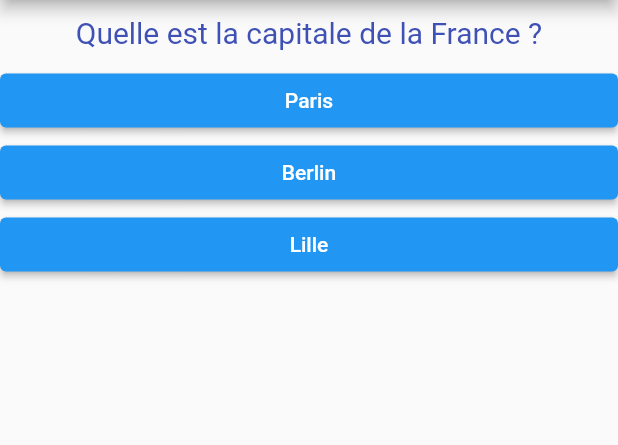
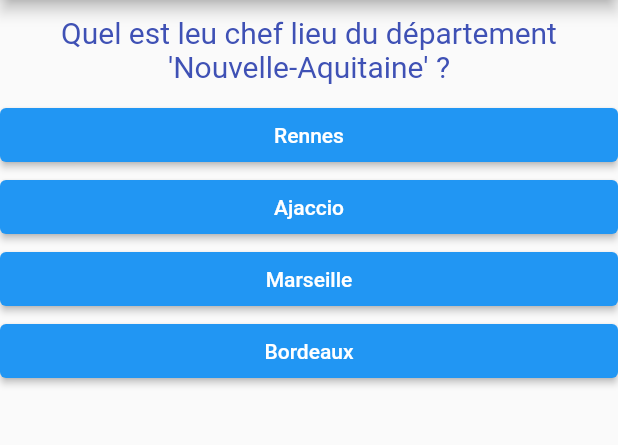
Before and after one commit to QuentinLHB/GeoQuizz, a Flutter app: the screen it shows after launch, on a phone screen of 412 x 824 dp, the part 84-529 px from its top. Run offline on Flutter 3.47's test engine with Material 2 defaults, Android fonts, the phone set to English and light mode, and no system bars.

Commit message:
Changement de la Map en une classe Question Ajout d'une factory qui gère la génération des questions

```diff
--- /dev/null
+++ b/lib/Controller/controller.dart
@@ -0,0 +1,43 @@
+import 'package:flutter_project/Model/question.dart';
+import 'package:flutter_project/Model/question_factory.dart';
+
+class Controller{
+
+  // Singleton Controller generation
+
+  static final Controller _controller = Controller._privateConstructor();
+
+  Controller._privateConstructor();
+
+  factory Controller() {
+    return _controller;
+  }
+
+  // Fields
+  List<Question> _quiz = [];
+  int _currentIndex = 0;
+  int get currentIndex => _currentIndex;
+
+  // Methods
+
+  /// Returns a list of question. The quiz is only generated if it hasn't been initialized yet.
+  List<Question> getQuiz(){
+    if(_quiz.isEmpty){
+      _quiz = QuestionFactory.generateQuestions(10);
+    }
+    return _quiz;
+  }
+
+  void incrementIndex(){
+    _currentIndex++;
+  }
+
+  Question getCurrentQuestion(){
+    return _quiz[_currentIndex];
+  }
+
+  bool submit(String answer){
+    return getCurrentQuestion().submit(answer);
+  }
+
+}
--- /dev/null
+++ b/lib/Model/question.dart
@@ -0,0 +1,16 @@
+class Question{
+
+
+  String type;
+  List<String> allAnswers;
+  String rightAnswer;
+  String question;
+
+  Question(this.type, this.question, this.allAnswers, this.rightAnswer);
+
+  bool submit(String answer){
+    return answer == rightAnswer;
+  }
+
+
+}
--- /dev/null
+++ b/lib/Model/question_factory.dart
@@ -0,0 +1,84 @@
+import 'question.dart';
+  import 'dart:math';
+
+
+
+abstract class QuestionFactory{
+
+  static const regions = {
+    "Hauts-de-France" : "Lille",
+    "Ile-de-France" : "Paris",
+    "Auvergne-Rhône-Alpes" : "Lyon",
+    "Bourgogne-Franche-Comté" : "Dijon",
+    "Bretagne" : "Rennes",
+    "Centre-Val de Loire" : "Orléans",
+    "Corse" : "Ajaccio",
+    "Grand-Est" : "Strasbourg",
+    "Normandie" : "Rouen",
+    "Nouvelle-Aquitaine" : "Bordeaux",
+    "Occitanie" : "Toulouse",
+    "Pays de la Loire" : "Nantes",
+    "Provence-Alpes-Côte d'Azur" : "Marseille",
+  };
+
+  static List<String> _getAllRegions(){
+    List<String> list = [];
+    regions.forEach((k,v) => list.add(k));
+    return list;
+  }
+
+  static List<String> _getAllChefsLieux(){
+    List<String> list = [];
+    regions.forEach((k,v) => list.add(v));
+    return list;
+  }
+
+  /// Generates a Question and its answers (1 right 3 wrong ones)
+  static List<Question> generateQuestions(int amount){
+    // Validates the amount
+    if(amount > regions.length) amount = regions.length;
+
+    // Extracts Regions and chefs lieux in order to have indexes for each in a list.
+    var allRegions = _getAllRegions();
+    var allChefsLieu = _getAllChefsLieux();
+
+    // List of questions
+    List<Question> questions = [];
+
+    // Creates list of indexes, in order to remove each used index from the list and avoids redundant entries.
+    List<int> regionIndexes = [];
+    for(int i = 0 ; i < allRegions.length ; i++){
+      regionIndexes.add(i);
+    }
+
+    for(int q = 0; q < amount ; q++) {
+
+      // Picks a random region from the list and removes its index so it isn't chosen again later
+      Random random = Random();
+      int randomIndex = regionIndexes[random.nextInt(
+          regionIndexes.length)];
+      String randomRegion = allRegions[randomIndex];
+      regionIndexes.remove(randomIndex);
+
+      var rightAnswer = regions[randomRegion] as String;
+      List<String> answers = [rightAnswer];
+      while (answers.length < 4) {
+        var wrongAns = allChefsLieu[random.nextInt(allChefsLieu.length)];
+        if (!answers.contains(wrongAns)) {
+          answers.add(wrongAns);
+        }
+      }
+      String questionString = _generateQuestionString('chef_lieu', randomRegion);
+      answers.shuffle();
+      questions.add(Question('chef_lieu', questionString, answers, rightAnswer));
+    }
+    return questions;
+  }
+
+  static String _generateQuestionString(String type, String lieuQuestion){
+    if(type == "chef_lieu"){
+      return "Quel est leu chef lieu du département '" + lieuQuestion + "' ?";
+    }
+    return "error";
+  }
+}
--- /dev/null
+++ b/lib/View/main.dart
@@ -0,0 +1,72 @@
+import 'package:flutter/material.dart';
+import 'package:flutter_project/Model/question.dart';
+import 'package:flutter_project/Model/question_factory.dart';
+import 'package:flutter_project/View/answer_widget.dart';
+import 'package:flutter_project/View/quiz_keys_enum.dart';
+import 'package:flutter_project/View/result.dart';
+import 'question_widget.dart';
+import 'quiz_widget.dart';
+import 'package:flutter_project/Controller/controller.dart';
+
+void main() {
+
+  var qs = QuestionFactory.generateQuestions(10);
+
+  qs.forEach((question) {
+    print(question.question);
+    print(question.allAnswers);
+    print(question.rightAnswer);
+  });
+
+  runApp(MyApp());
+}
+
+
+
+  class MyApp extends StatefulWidget {
+    @override
+    State<StatefulWidget> createState() {
+      return MyAppState();
+    }
+  }
+
+  class MyAppState extends State<MyApp> {
+    // This widget is the root of your application.
+
+
+    var controller = Controller();
+
+    List<Question> _questions = [];
+
+    int _score = 0;
+
+    @override
+    Widget build(BuildContext context) {
+
+
+
+      return MaterialApp(
+          title: 'Flutter Demo',
+          theme: ThemeData(
+            // This is the theme of your application.
+            primarySwatch: Colors.blue,
+          ),
+          home: Scaffold(
+            appBar: AppBar(title: const Text("Quizz")),
+            body: controller.currentIndex < _questions.length
+                ? QuizzWidget(validateAnswer, controller.currentIndex)
+                : ResultWidget(_score, _questions.length)
+          ));
+    }
+
+    void validateAnswer(bool right) {
+      setState(() {
+        if(right) _score++;
+        controller.incrementIndex();
+      });
+    }
+
+    MyAppState(){
+      _questions = controller.getQuiz();
+    }
+}
--- a/lib/question_widget.dart
+++ b/lib/View/question_widget.dart
@@ -1,9 +1,12 @@
 import 'package:flutter/material.dart';
+import 'package:flutter_project/Controller/controller.dart';
 
 class QuestionWidget extends StatelessWidget {
   String text;
 
-  QuestionWidget(this.text);
+  QuestionWidget(this.text){
+
+  }
 
   @override
   Widget build(BuildContext context) {
--- /dev/null
+++ b/lib/View/quiz_widget.dart
@@ -0,0 +1,29 @@
+import 'package:flutter/material.dart';
+import 'package:flutter_project/Controller/controller.dart';
+import 'package:flutter_project/Model/question.dart';
+import 'package:flutter_project/View/quiz_keys_enum.dart';
+import 'answer_widget.dart';
+import 'question_widget.dart';
+
+class QuizzWidget extends StatelessWidget {
+
+  Controller controller = Controller();
+  final void Function(bool) answerCallBack;
+  final int currentIndex;
+
+  QuizzWidget(this.answerCallBack, this.currentIndex, {Key? key}) : super(key: key);
+
+  @override
+  Widget build(BuildContext context) {
+    return Column(children: [
+    QuestionWidget(controller.getCurrentQuestion().question),
+...(controller.getCurrentQuestion().allAnswers)
+    .map((e) => AnswerWidget(answerCallBack, e, isAnswerRight(e)))
+    .toList()
+]);
+  }
+
+  bool isAnswerRight(String answer) {
+    return controller.submit(answer);
+  }
+}
--- a/lib/main.dart
+++ /dev/null
@@ -1,64 +0,0 @@
-import 'package:flutter/material.dart';
-import 'package:flutter_project/answer_widget.dart';
-import 'package:flutter_project/result.dart';
-import './question_widget.dart';
-import './quiz_keys_enum.dart';
-import './quiz.dart';
-
-void main() {
-  runApp(MyApp());
-}
-
-
-
-class MyApp extends StatefulWidget {
-  @override
-  State<StatefulWidget> createState() {
-    return MyAppState();
-  }
-}
-
-class MyAppState extends State<MyApp> {
-  // This widget is the root of your application.
-
-  final _questions = const [
-    {
-      QuizKeys.question: "Quelle est la capitale de la France ?",
-      QuizKeys.allAnswers: ["Paris", "Berlin", "Lille"],
-      QuizKeys.rightAnswer: "Paris",
-    },
-    {
-      QuizKeys.question: "Quel est le chef-lieu des Hauts-de-France ?",
-      QuizKeys.allAnswers: ["Lyon", "Monaco", "Lille"],
-      QuizKeys.rightAnswer: "Lille",
-    }
-  ];
-
-  int _currentIndex = 0;
-  int _score = 0;
-
-  @override
-  Widget build(BuildContext context) {
-    return MaterialApp(
-        title: 'Flutter Demo',
-        theme: ThemeData(
-          // This is the theme of your application.
-          primarySwatch: Colors.blue,
-        ),
-        home: Scaffold(
-          appBar: AppBar(title: const Text("Quizz")),
-          body: _currentIndex < _questions.length
-              ? QuizzWidget(_questions, validateAnswer, _currentIndex)
-              : ResultWidget(_score, _questions.length)
-        ));
-  }
-
-  void validateAnswer(bool right) {
-    setState(() {
-      if(right) _score++;
-      _currentIndex++;
-    });
-
-    print("done !");
-  }
-}
--- a/lib/quiz.dart
+++ /dev/null
@@ -1,29 +0,0 @@
-import 'package:flutter/material.dart';
-import './answer_widget.dart';
-import './question_widget.dart';
-import './quiz_keys_enum.dart';
-
-class QuizzWidget extends StatelessWidget {
-
-  List<Map<QuizKeys, Object>> questions;
-  final void Function(bool) answerCallBack;
-  final int currentIndex;
-
-  QuizzWidget(this.questions, this.answerCallBack, this.currentIndex, {Key? key}) : super(key: key);
-
-  @override
-  Widget build(BuildContext context) {
-    return Column(children: [
-    QuestionWidget((questions[currentIndex][QuizKeys.question]
-as String)),
-...(questions[currentIndex][QuizKeys.allAnswers]
-as List<String>)
-    .map((e) => AnswerWidget(answerCallBack, e, isAnswerRight(e)))
-    .toList()
-]);
-  }
-
-  bool isAnswerRight(String answer) {
-    return answer == questions[currentIndex][QuizKeys.rightAnswer];
-  }
-}
```
Also changed, not shown: lib/View/answer_widget.dart (renamed from lib/answer_widget.dart), lib/View/quiz_keys_enum.dart (renamed from lib/quiz_keys_enum.dart), lib/View/result.dart (renamed from lib/result.dart), 1 other file.
